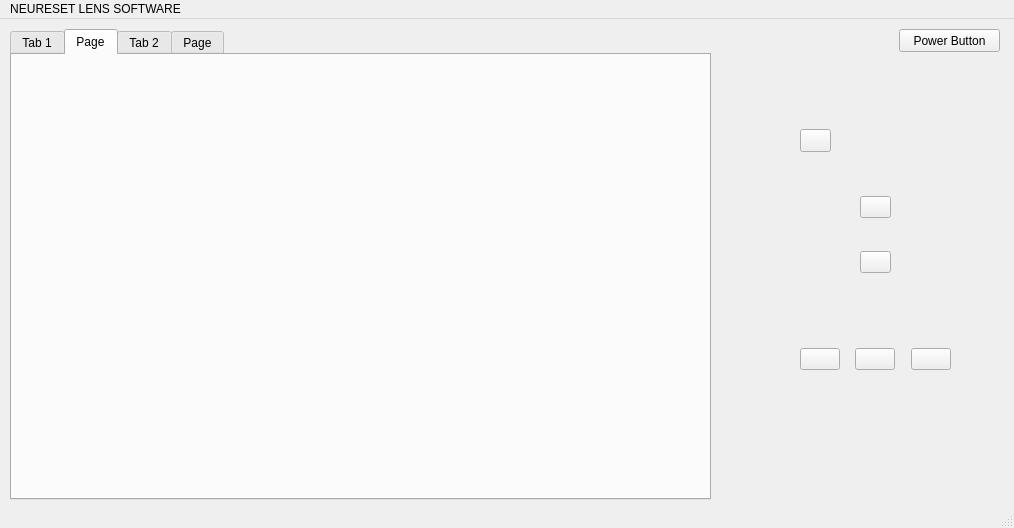
Qt form mainwindow.ui (CATBOYCOWBOY/COMP3004A4) before a commit.
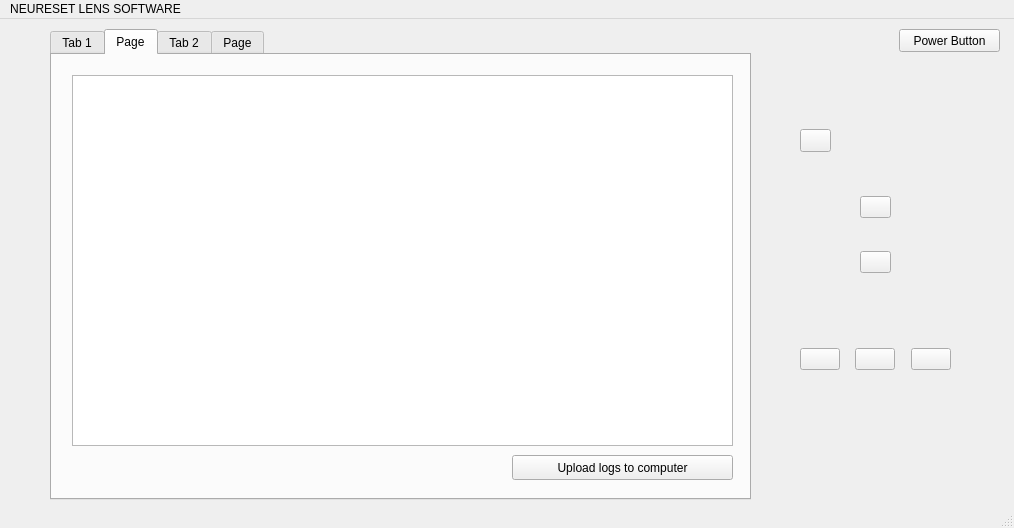
The same form after that commit. The open tabs and pages were chosen to show the change. Icons and pictures are not drawn. Custom widgets are drawn as their Qt base class.

```diff
--- a/mainwindow.ui
+++ b/mainwindow.ui
@@ -17,7 +17,7 @@
    <widget class="QTabWidget" name="primaryTabs">
     <property name="geometry">
      <rect>
-      <x>10</x>
+      <x>50</x>
       <y>10</y>
       <width>701</width>
       <height>471</height>
@@ -97,6 +97,29 @@
      <attribute name="title">
       <string>Page</string>
      </attribute>
+     <widget class="QPushButton" name="uploadLogsToComputerButton">
+      <property name="geometry">
+       <rect>
+        <x>460</x>
+        <y>400</y>
+        <width>221</width>
+        <height>25</height>
+       </rect>
+      </property>
+      <property name="text">
+       <string>Upload logs to computer</string>
+      </property>
+     </widget>
+     <widget class="QListWidget" name="sessionsList">
+      <property name="geometry">
+       <rect>
+        <x>20</x>
+        <y>20</y>
+        <width>661</width>
+        <height>371</height>
+       </rect>
+      </property>
+     </widget>
     </widget>
     <widget class="QWidget" name="tab_2">
      <attribute name="title">
```
